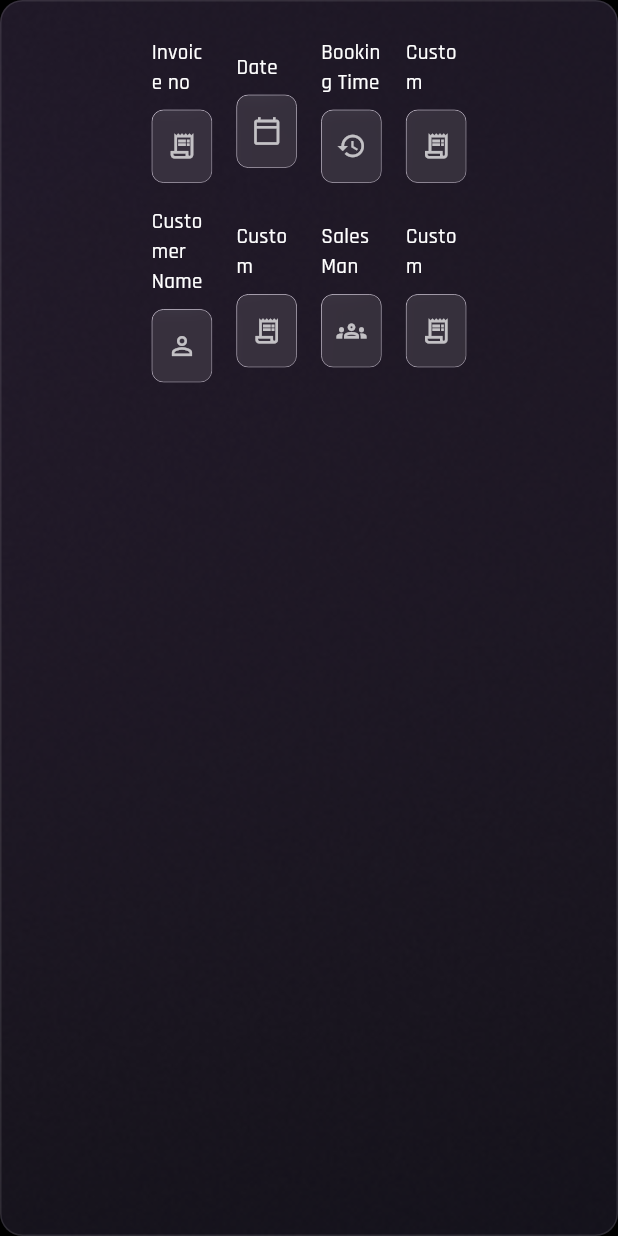
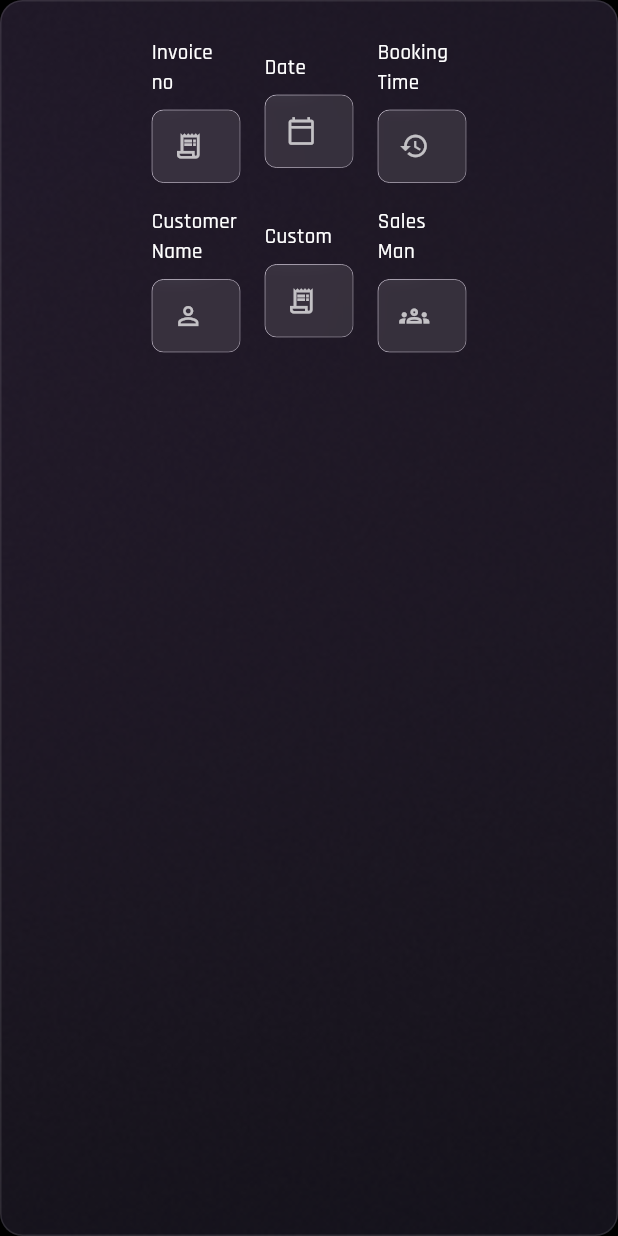
Before and after one commit to softcartuae/sharpcut-app-v2, a Flutter app: the HomeInputSection widget shown alone on an empty page, opened directly, on a phone screen of 412 x 824 dp. Run offline on Flutter 3.47's test engine with Material 3 defaults, Android fonts, the phone set to English and light mode, and no system bars; our stand-ins replace cached_network_image, dartz, device_preview, dio, equatable, flutter_bloc and 5 more; accounts and stored records are empty; network calls fail.

```diff
--- a/lib/domain/booking/models/booking_response_model.dart
+++ b/lib/domain/booking/models/booking_response_model.dart
@@ -1,3 +1,5 @@
+import 'package:sharp_cut/domain/home/models/staff_model.dart';
+
 class BookingResponseModel {
   final int? id;
   final String? appId;
@@ -10,6 +12,7 @@ class BookingResponseModel {
   final String? invoiceDate;
   final String? status;
   final String? createdAt;
+  final StaffModel? staff;
 
   BookingResponseModel({
     this.id,
@@ -23,11 +26,13 @@ class BookingResponseModel {
     this.invoiceDate,
     this.status,
     this.createdAt,
+    this.staff,
   });
 
   factory BookingResponseModel.fromJson(Map<String, dynamic> json) {
     return BookingResponseModel(
       id: json['id'],
+      staff: StaffModel.fromJson(json['user']),
       appId: json['app_id'],
       chairId: json['chair_id'],
       userId: json['user_id'],
--- a/lib/domain/home/models/chair_model.dart
+++ b/lib/domain/home/models/chair_model.dart
@@ -7,6 +7,7 @@ class ChairModel {
   final int? status;
   final String? createdAt;
   final String? updatedAt;
+  final String? liveState;
 
   ChairModel({
     this.id,
@@ -17,11 +18,13 @@ class ChairModel {
     this.status,
     this.createdAt,
     this.updatedAt,
+    this.liveState
   });
 
   factory ChairModel.fromJson(Map<String, dynamic> json) {
     return ChairModel(
       id: json['id'],
+      liveState: json["live_status"],
       shopId: json['shop_id'],
       name: json['name'],
       description: json['description'],
--- a/lib/presentation/home/widgets/home_input_section.dart
+++ b/lib/presentation/home/widgets/home_input_section.dart
@@ -33,6 +33,7 @@ class HomeInputSection extends StatelessWidget {
           String date = "28-04-2024";
           String bookingTime = "Booking Time";
           String customerName = "Customer Name";
+          String staffName = "Sales Man";
 
           if (state is BookingSuccess) {
             final booking = state.bookingResponse;
@@ -56,6 +57,7 @@ class HomeInputSection extends StatelessWidget {
               }
             }
             customerName = booking.customerName ?? "Customer Name";
+            staffName = booking.staff?.name ?? "Sales Man";
           }
 
           return Column(
@@ -88,14 +90,6 @@ class HomeInputSection extends StatelessWidget {
                       readOnly: true,
                     ),
                   ),
-                  const SizedBox(width: 16),
-                  Expanded(
-                    child: CustomTextField(
-                      label: "Custom",
-                      hint: "Custom",
-                      icon: Icons.receipt_long_outlined, // Placeholder icon
-                    ),
-                  ),
                 ],
               ),
               const SizedBox(height: 16),
@@ -121,18 +115,9 @@ class HomeInputSection extends StatelessWidget {
                   Expanded(
                     child: CustomTextField(
                       label: "Sales Man",
-                      hint: "Sales Man",
+                      hint: staffName,
                       icon: Icons
                           .groups_outlined, // Or person_pin_circle_outlined
-                      readOnly: true,
-                    ),
-                  ),
-                  const SizedBox(width: 16),
-                  Expanded(
-                    child: CustomTextField(
-                      label: "Custom",
-                      hint: "Custom",
-                      icon: Icons.receipt_long_outlined, // Placeholder icon
                       readOnly: true,
                     ),
                   ),
--- /dev/null
+++ b/lib/utils/helpers/enums.dart
@@ -0,0 +1,4 @@
+enum LiveState {
+  available,
+  occupied,
+}
```
Also changed, not shown: lib/presentation/home/widgets/cutting_masters_dialog.dart (+17 -2 lines), lib/presentation/printing/widgets/reset_password_dialog.dart (+5 -21 lines), lib/utils/comon/password_showdialoge.dart (+7 -27 lines), lib/utils/helpers/toast_helper.dart (added, +28 -0 lines).
